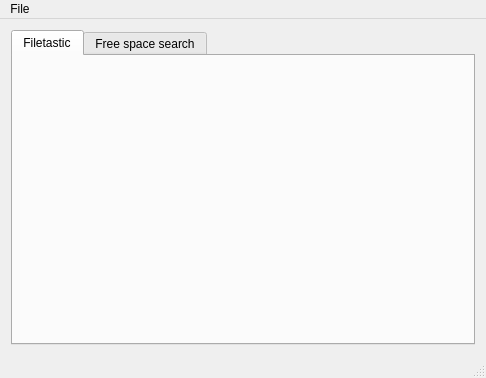
embasoft/ROMtastic, file mainwindow.ui: the form before one commit.
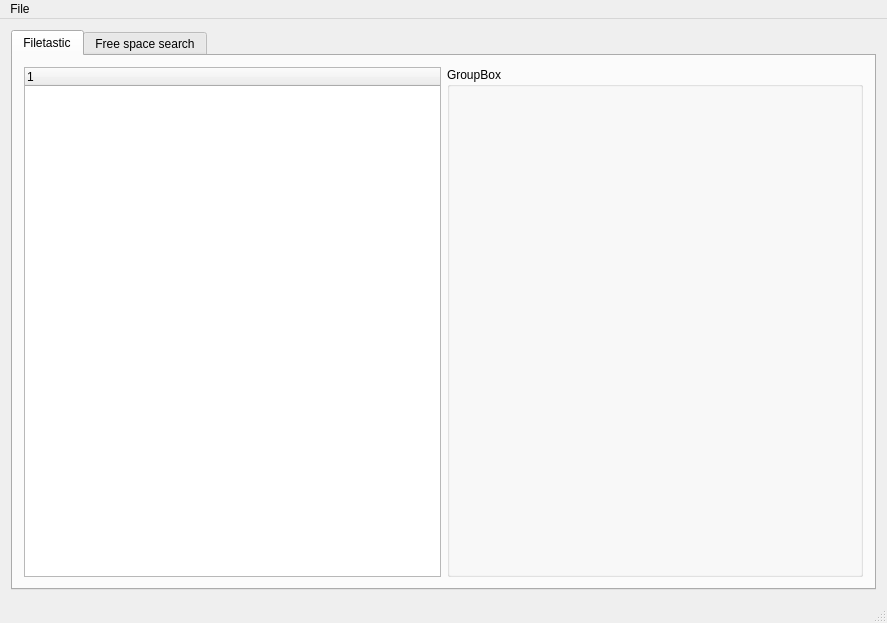
The form after the commit. The open tabs and pages were chosen to show the change.

Diff of the .ui file:
```diff
--- a/mainwindow.ui
+++ b/mainwindow.ui
@@ -6,15 +6,15 @@
    <rect>
     <x>0</x>
     <y>0</y>
-    <width>486</width>
-    <height>378</height>
+    <width>887</width>
+    <height>623</height>
    </rect>
   </property>
   <property name="windowTitle">
    <string>ROMtastic 0.1</string>
   </property>
   <widget class="QWidget" name="centralWidget">
-   <layout class="QHBoxLayout" name="horizontalLayout">
+   <layout class="QVBoxLayout" name="verticalLayout">
     <item>
      <widget class="QTabWidget" name="tabWidget">
       <property name="enabled">
@@ -27,6 +27,48 @@
        <attribute name="title">
         <string>Filetastic</string>
        </attribute>
+       <layout class="QHBoxLayout" name="horizontalLayout">
+        <item>
+         <widget class="QTreeWidget" name="treeWidget">
+          <property name="sizePolicy">
+           <sizepolicy hsizetype="MinimumExpanding" vsizetype="Expanding">
+            <horstretch>0</horstretch>
+            <verstretch>0</verstretch>
+           </sizepolicy>
+          </property>
+          <property name="minimumSize">
+           <size>
+            <width>150</width>
+            <height>0</height>
+           </size>
+          </property>
+          <column>
+           <property name="text">
+            <string notr="true">1</string>
+           </property>
+          </column>
+         </widget>
+        </item>
+        <item>
+         <widget class="QGroupBox" name="groupBox">
+          <property name="sizePolicy">
+           <sizepolicy hsizetype="Expanding" vsizetype="Expanding">
+            <horstretch>0</horstretch>
+            <verstretch>0</verstretch>
+           </sizepolicy>
+          </property>
+          <property name="minimumSize">
+           <size>
+            <width>0</width>
+            <height>0</height>
+           </size>
+          </property>
+          <property name="title">
+           <string>GroupBox</string>
+          </property>
+         </widget>
+        </item>
+       </layout>
       </widget>
       <widget class="QWidget" name="tab">
        <attribute name="title">
@@ -142,8 +184,8 @@
     <rect>
      <x>0</x>
      <y>0</y>
-     <width>486</width>
-     <height>21</height>
+     <width>887</width>
+     <height>19</height>
     </rect>
    </property>
    <widget class="QMenu" name="menuFile">
```
Left out of the diff: 2 changed lines with no effect on the pictures.
